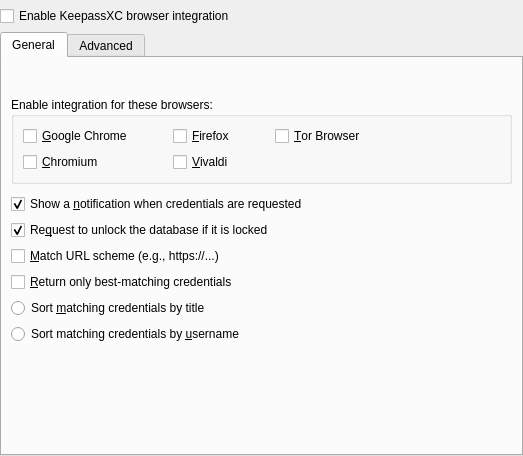
Qt form src/browser/BrowserOptionDialog.ui (keepassxreboot/keepassxc) before a commit.
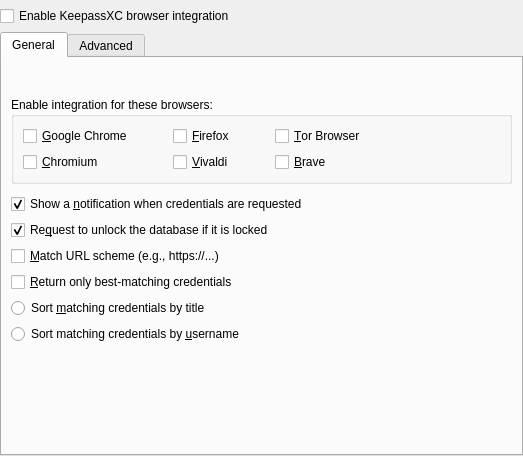
The same form after that commit. Custom widgets are drawn as their Qt base class.

Commit message:
Add integration with Brave browser
Fixes #2414

```diff
--- a/src/browser/BrowserOptionDialog.ui
+++ b/src/browser/BrowserOptionDialog.ui
@@ -150,6 +150,16 @@
             </property>
            </widget>
           </item>
+          <item row="1" column="2">
+           <widget class="QCheckBox" name="braveSupport">
+            <property name="text">
+             <string>&amp;Brave</string>
+            </property>
+            <property name="checked">
+             <bool>false</bool>
+            </property>
+           </widget>
+          </item>
          </layout>
         </widget>
        </item>
```
The commit also changes 7 other files.
